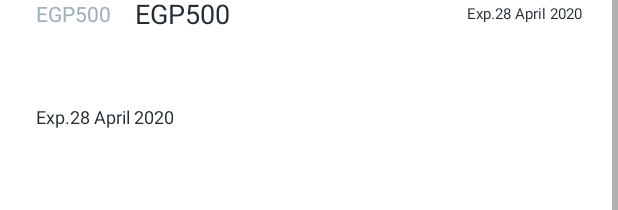
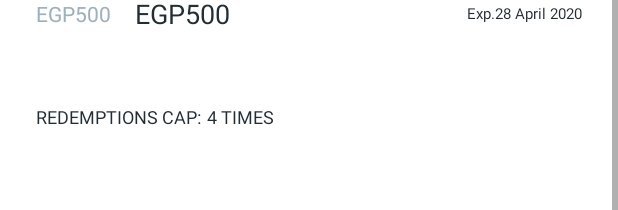
Before and after one commit to aledoss/the_lucky_app_test, an Android app: the layout fragment_offer_details.xml on its own in the app's theme, with its tools: preview values and no code run, scrolled down 220 dp, on a phone screen of 412 x 824 dp. Shown: the part 1023-1233 px from the top of the screen. Run offline under Robolectric (Android 15) with nearby library versions, the phone set to English and light mode, and no system bars; network calls fail.

Commit message:
Fix how REDEMPTIONS CAP is displayed

```diff
--- a/app/src/main/res/layout/fragment_offer_details.xml
+++ b/app/src/main/res/layout/fragment_offer_details.xml
@@ -149,21 +149,32 @@
                 tools:text="Exp.28 April 2020" />
 
             <TextView
-                android:id="@+id/textView_redemption_cap"
-                style="@style/Theme.TheLuckyAppTest.XX_SmallText.DarkGray"
+                android:id="@+id/textView_redemption_title"
+                style="@style/Theme.TheLuckyAppTest.X_SmallText.DarkGray"
                 android:layout_width="wrap_content"
                 android:layout_height="wrap_content"
                 android:layout_marginTop="@dimen/spacing_xxbig"
                 android:layout_marginBottom="@dimen/spacing_xxxbig"
-                android:lineSpacingExtra="2dp"
-                android:text="@{viewModel.offerDetails.redemptionCap}"
-                android:textColor="@color/gray_800"
-                android:textSize="@dimen/x_small_font"
+                android:text="@string/redemptions_cap"
+                android:textAllCaps="true"
                 app:layout_constraintBottom_toBottomOf="parent"
                 app:layout_constraintStart_toStartOf="@id/guideline_start"
                 app:layout_constraintTop_toBottomOf="@id/textView_new_price"
-                app:layout_constraintVertical_bias="0"
-                tools:text="Exp.28 April 2020" />
+                app:layout_constraintVertical_bias="0" />
+
+            <TextView
+                android:id="@+id/textView_redemption_cap"
+                style="@style/Theme.TheLuckyAppTest.X_SmallText.DarkGray"
+                android:layout_width="0dp"
+                android:layout_height="wrap_content"
+                android:text="@{viewModel.offerDetails.redemptionCap}"
+                android:textAllCaps="true"
+                android:layout_marginStart="@dimen/spacing_xxsmall"
+                app:layout_constraintBottom_toBottomOf="@id/textView_redemption_title"
+                app:layout_constraintEnd_toEndOf="@id/guideline_end"
+                app:layout_constraintStart_toEndOf="@id/textView_redemption_title"
+                app:layout_constraintTop_toTopOf="@id/textView_redemption_title"
+                tools:text="4 TIMES" />
 
         </androidx.constraintlayout.widget.ConstraintLayout>
 
--- a/app/src/main/res/values/strings.xml
+++ b/app/src/main/res/values/strings.xml
@@ -5,4 +5,5 @@
     <string name="offer_image">Offer image</string>
     <string name="share">Share</string>
     <string name="favourite">Favourite</string>
+    <string name="redemptions_cap">REDEMPTIONS CAP:</string>
 </resources>
--- a/app/src/main/res/values/themes.xml
+++ b/app/src/main/res/values/themes.xml
@@ -26,4 +26,14 @@
     <style name="Theme.TheLuckyAppTest.XX_SmallText.DarkGray">
         <item name="android:textColor">@color/gray_800</item>
     </style>
+
+    <style name="Theme.TheLuckyAppTest.X_SmallText">
+        <item name="android:textSize">@dimen/x_small_font</item>
+        <item name="android:lineSpacingExtra">2sp</item>
+    </style>
+
+    <style name="Theme.TheLuckyAppTest.X_SmallText.DarkGray">
+        <item name="android:textColor">@color/gray_800</item>
+    </style>
+
 </resources>
```
